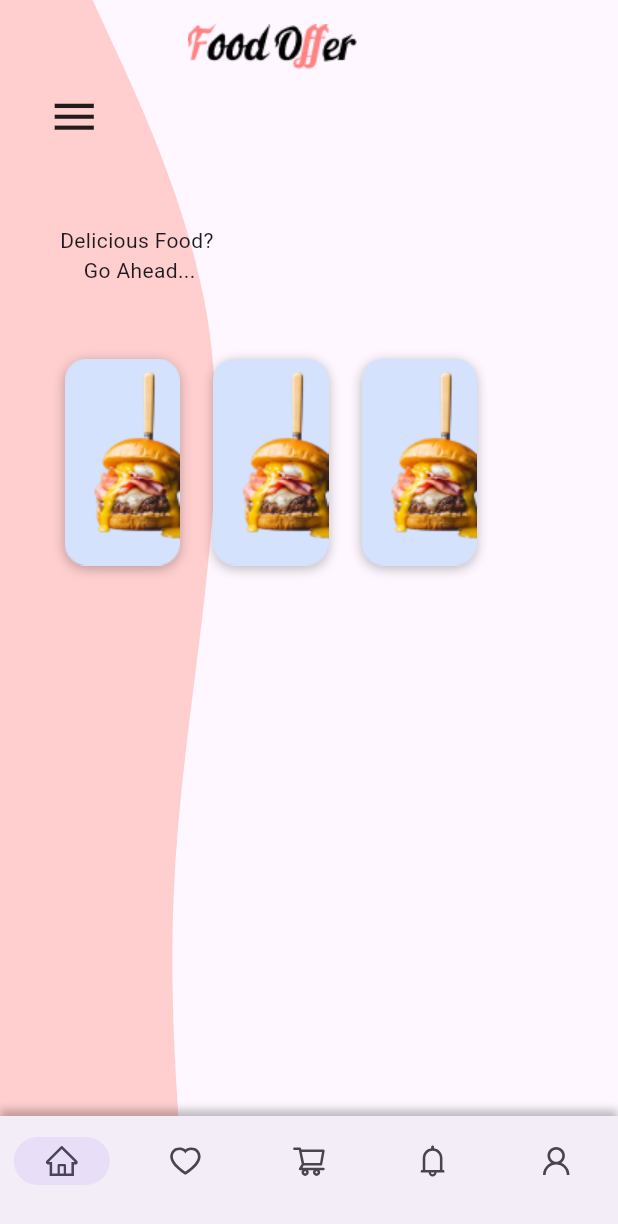
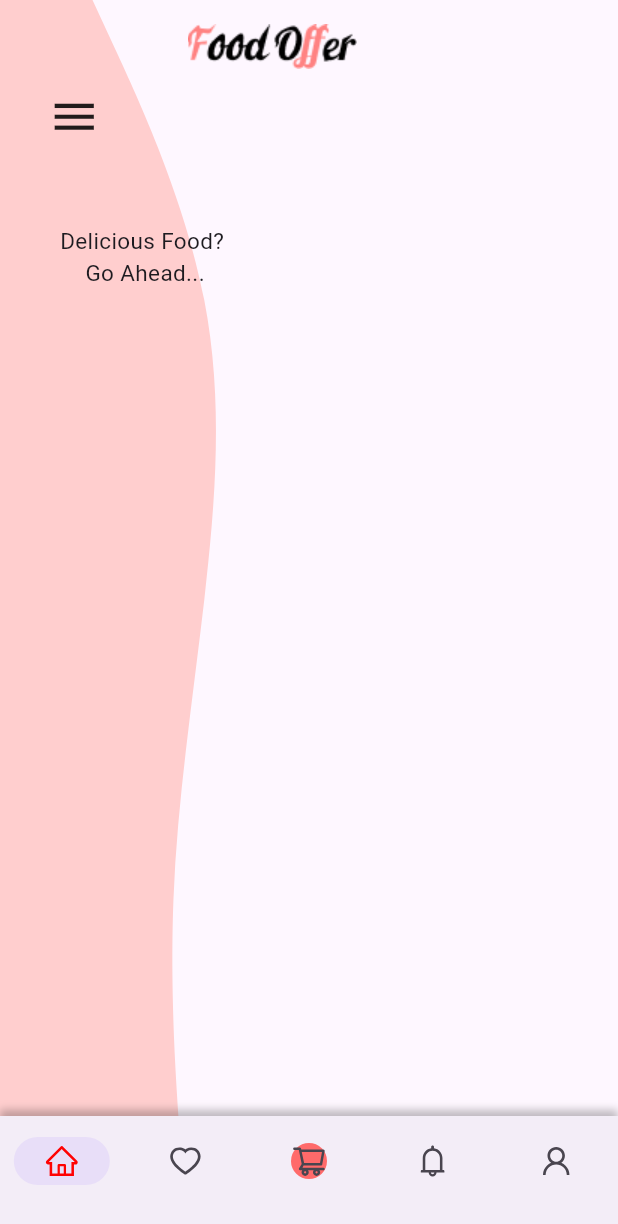
Before and after one commit to Flutter-gg-1/Shimmer-application, a Flutter app: the screen it shows after launch, on a phone screen of 412 x 824 dp. Shown: the top 1224 px of the screen. Run offline on Flutter 3.47's test engine with Material 3 defaults, Android fonts, the phone set to English and light mode, and no system bars; our stand-ins replace icons_plus, shimmer_animation.

Commit message:
added FoodCircle and completed page

```diff
--- a/lib/main.dart
+++ b/lib/main.dart
@@ -1,5 +1,5 @@
 import 'package:flutter/material.dart';
-import 'package:shimmer_app/home_screen.dart';
+import 'package:shimmer_app/screens/home_screen.dart';
 
 void main() {
   runApp(const MainApp());
--- a/lib/home_screen.dart
+++ b/lib/screens/home_screen.dart
@@ -1,6 +1,7 @@
 import 'package:flutter/material.dart';
-import 'package:shimmer_app/food_offer.dart';
+import 'package:shimmer_app/screens/food_offer.dart';
 import 'package:icons_plus/icons_plus.dart';
+import 'package:shimmer_app/screens/welcome_screen.dart';
 
 class HomeScreen extends StatefulWidget {
   const HomeScreen({super.key});
@@ -11,11 +12,11 @@ class HomeScreen extends StatefulWidget {
 
 class _HomeScreenState extends State<HomeScreen> {
   List<Widget> pages = [
+    const WelcomeScreen(),
     const FoodOffer(),
-    const FoodOffer(),
-    const FoodOffer(),
-    const FoodOffer(),
-    const FoodOffer(),
+    const WelcomeScreen(),
+    const WelcomeScreen(),
+    const WelcomeScreen(),
   ];
   int pageIndex = 0;
 
@@ -34,19 +35,28 @@ class _HomeScreenState extends State<HomeScreen> {
         ),
         child: NavigationBar(
           selectedIndex: pageIndex,
-          destinations: const [
-            NavigationDestination(
-                icon: Icon(AntDesign.home_outline), label: ''),
-            NavigationDestination(
+          destinations: [
+            const NavigationDestination(
+                icon: Icon(
+                  AntDesign.home_outline,
+                  color: Color.fromRGBO(255, 2, 2, 1),
+                ),
+                label: ''),
+            const NavigationDestination(
                 icon: Icon(AntDesign.heart_outline), label: ''),
             NavigationDestination(
-                icon: Icon(
-                  AntDesign.shopping_cart_outline,
+                icon: Container(
+                  decoration: const BoxDecoration(
+                      color: Color.fromRGBO(255, 106, 106, 1),
+                      shape: BoxShape.circle),
+                  child: const Icon(
+                    AntDesign.shopping_cart_outline,
+                  ),
                 ),
                 label: ''),
-            NavigationDestination(
+            const NavigationDestination(
                 icon: Icon(AntDesign.bell_outline), label: ''),
-            NavigationDestination(
+            const NavigationDestination(
                 icon: Icon(
                   AntDesign.user_outline,
                 ),
--- a/lib/food_offer.dart
+++ b/lib/screens/welcome_screen.dart
@@ -1,15 +1,9 @@
 import 'package:flutter/material.dart';
-import 'package:shimmer_app/widgets/food_card.dart';
-import './utils/colored_side.dart';
+import '../utils/colored_side.dart';
 
-class FoodOffer extends StatefulWidget {
-  const FoodOffer({super.key});
+class WelcomeScreen extends StatelessWidget {
+  const WelcomeScreen({super.key});
 
-  @override
-  State<FoodOffer> createState() => _FoodOfferState();
-}
-
-class _FoodOfferState extends State<FoodOffer> {
   @override
   Widget build(BuildContext context) {
     return Scaffold(
@@ -39,22 +33,11 @@ class _FoodOfferState extends State<FoodOffer> {
               left: 40,
               child: Column(
                 children: [
-                  Text('Delicious Food? '),
-                  Text('Go Ahead...'),
-                ],
-              ),
-            ),
-            Positioned(
-              top: 239,
-              left: 43,
-              child: Row(
-                children: [
-                  FoodCard(),
-                  SizedBox(width:22 ,),
-                  FoodCard(),
-                  SizedBox(width:22 ,),
-                  FoodCard(),
-
+                  Text('Delicious Food? ', style: TextStyle(fontSize: 15)),
+                  Text(
+                    'Go Ahead...',
+                    style: TextStyle(fontSize: 15),
+                  ),
                 ],
               ),
             ),
--- a/lib/widgets/food_card.dart
+++ b/lib/widgets/food_card.dart
@@ -2,7 +2,8 @@ import 'package:flutter/material.dart';
 import 'package:shimmer_animation/shimmer_animation.dart';
 
 class FoodCard extends StatefulWidget {
-  const FoodCard({super.key});
+  final String imagePath;
+  const FoodCard({super.key, required this.imagePath});
 
   @override
   State<FoodCard> createState() => _FoodCardState();
@@ -15,7 +16,7 @@ class _FoodCardState extends State<FoodCard> {
   void initState() {
     isLoading = true;
     super.initState();
-    Future.delayed(Duration(seconds: 5), () {
+    Future.delayed(const Duration(seconds: 5), () {
       setState(() {
         isLoading = false;
       });
@@ -24,8 +25,8 @@ class _FoodCardState extends State<FoodCard> {
   @override
   Widget build(BuildContext context) {
     return isLoading ? Shimmer(
-      duration: Duration(seconds: 1),
-      direction: ShimmerDirection.fromLeftToRight(),
+      duration: const Duration(seconds: 1),
+      direction: const ShimmerDirection.fromLeftToRight(),
       child: Container(
         height: 138,
         width: 77,
@@ -57,7 +58,7 @@ class _FoodCardState extends State<FoodCard> {
                 color: Color.fromRGBO(0, 0, 0, 0.25))
           ],
         ),
-        child: Image.asset('assets/images/burger.png'),
+        child: Image.asset(widget.imagePath),
       )
     ;
   }
```
Also changed, not shown: lib/screens/food_offer.dart (added, +151 -0 lines), lib/widgets/food_circle.dart (added, +71 -0 lines), assets/images/food4.png, assets/images/food5.png, assets/images/food6.png, assets/images/food7.png, assets/images/food8.png, assets/images/pasta.png (renamed from assets/images/spagitti.png).
